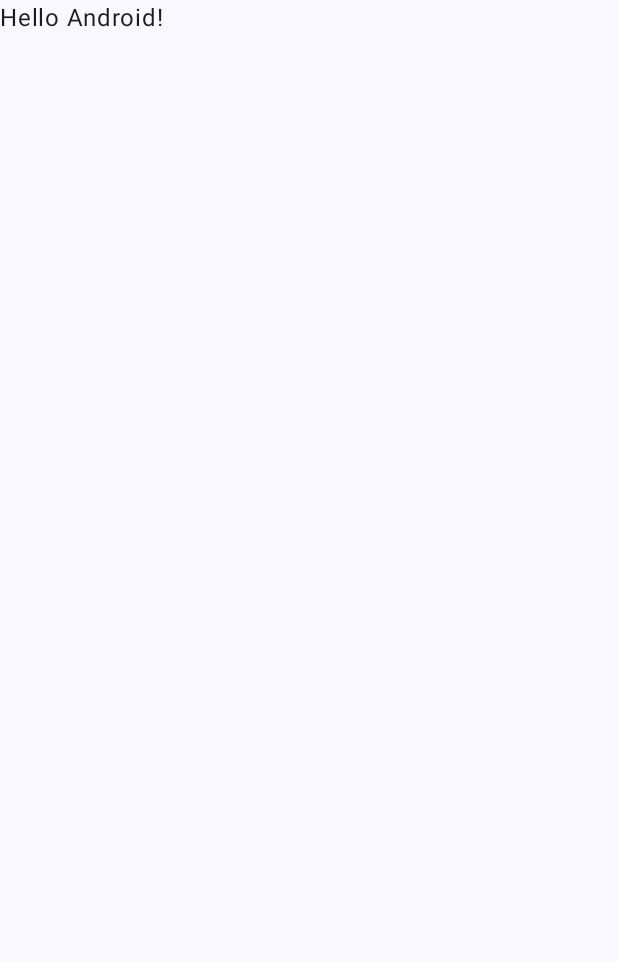
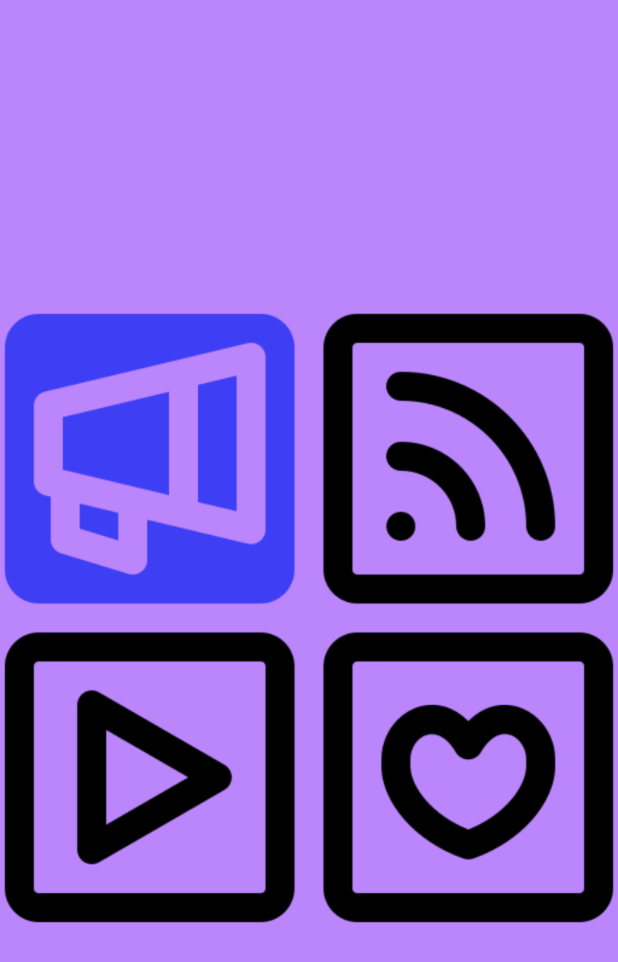
Before and after one commit to ahmedadeltito/SocialMediaApp, an Android app built with Jetpack Compose: the first screen one second after launch (MainActivity), on a phone screen of 412 x 824 dp. Before the commit the part shown is almost empty. Shown: the top 962 px of the screen. Run offline under Robolectric (Android 15) with nearby library versions, the phone set to English and light mode, and no system bars.

Commit message:
Update the App Module to hold the splash screen

```diff
--- a/app/src/main/java/com/ahmedadeltito/socialmediaapp/MainActivity.kt
+++ b/app/src/main/java/com/ahmedadeltito/socialmediaapp/MainActivity.kt
@@ -1,16 +1,32 @@
 package com.ahmedadeltito.socialmediaapp
 
+import android.content.Intent
 import android.os.Bundle
 import androidx.activity.ComponentActivity
 import androidx.activity.compose.setContent
+import androidx.compose.animation.Animatable
+import androidx.compose.animation.core.Animatable
+import androidx.compose.animation.core.FastOutSlowInEasing
+import androidx.compose.animation.core.tween
+import androidx.compose.foundation.Image
+import androidx.compose.foundation.background
+import androidx.compose.foundation.layout.Box
 import androidx.compose.foundation.layout.fillMaxSize
 import androidx.compose.material3.MaterialTheme
 import androidx.compose.material3.Surface
-import androidx.compose.material3.Text
 import androidx.compose.runtime.Composable
+import androidx.compose.runtime.LaunchedEffect
+import androidx.compose.runtime.remember
+import androidx.compose.ui.Alignment
 import androidx.compose.ui.Modifier
+import androidx.compose.ui.draw.alpha
+import androidx.compose.ui.res.colorResource
+import androidx.compose.ui.res.painterResource
+import androidx.compose.ui.res.stringResource
 import androidx.compose.ui.tooling.preview.Preview
 import com.ahmedadeltito.socialmediaapp.ui.theme.SocialMediaAppTheme
+import com.ahmedadeltito.ui.home.PostContainerActivity
+import kotlinx.coroutines.delay
 
 class MainActivity : ComponentActivity() {
     override fun onCreate(savedInstanceState: Bundle?) {
@@ -22,25 +38,55 @@ class MainActivity : ComponentActivity() {
                     modifier = Modifier.fillMaxSize(),
                     color = MaterialTheme.colorScheme.background
                 ) {
-                    Greeting("Android")
-                }
+                    SplashScreen()
                 }
             }
         }
     }
 
+
     @Composable
-fun Greeting(name: String, modifier: Modifier = Modifier) {
-    Text(
-        text = "Hello $name!",
+    fun SplashScreen(modifier: Modifier = Modifier) {
+        val alpha = remember {
+            Animatable(initialValue = 0F)
+        }
+
+        LaunchedEffect(key1 = true) {
+            alpha.animateTo(
+                targetValue = 1F,
+                animationSpec = tween(durationMillis = 1500, easing = FastOutSlowInEasing)
+            )
+            delay(500)
+            startActivity(
+                Intent(
+                    this@MainActivity,
+                    PostContainerActivity::class.java
+                )
+            )
+            this@MainActivity.finish()
+        }
+
+        Box(
             modifier = modifier
+                .fillMaxSize()
+                .background(
+                    colorResource(id = R.color.purple_200)
+                ),
+            contentAlignment = Alignment.Center
+        ) {
+            Image(
+                modifier = Modifier.alpha(alpha.value),
+                painter = painterResource(id = R.drawable.social_media_icon),
+                contentDescription = stringResource(id = R.string.splash_screen_content_description)
             )
+        }
     }
 
     @Preview(showBackground = true)
     @Composable
     fun GreetingPreview() {
         SocialMediaAppTheme {
-        Greeting("Android")
+            SplashScreen()
         }
     }
+}
--- a/app/src/main/res/values/strings.xml
+++ b/app/src/main/res/values/strings.xml
@@ -1,3 +1,4 @@
 <resources>
     <string name="app_name">SocialMediaApp</string>
+    <string name="splash_screen_content_description">Splash Screen Icon</string>
 </resources>
```
Also changed, not shown: app/build.gradle.kts (+32 -19 lines), app/src/main/res/drawable/social_media_icon.png (added). Lines whose indentation alone changed are shown as unchanged.
